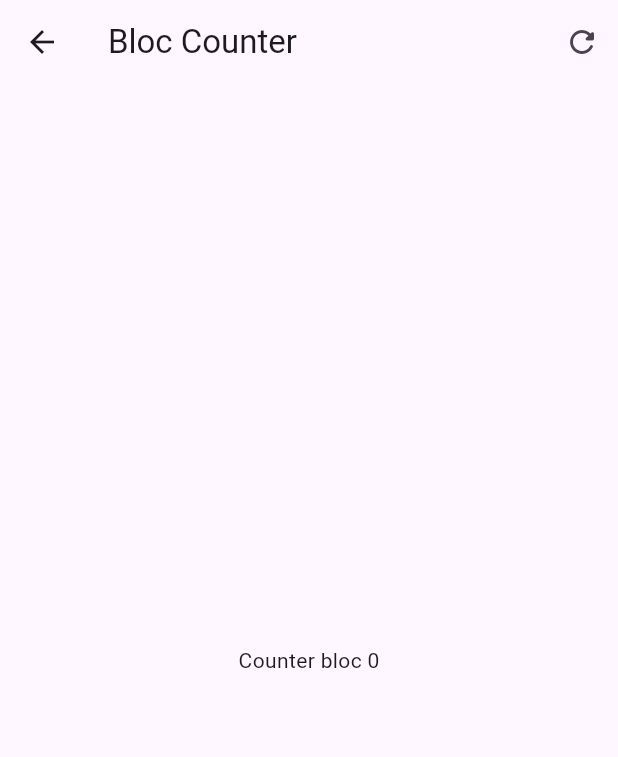
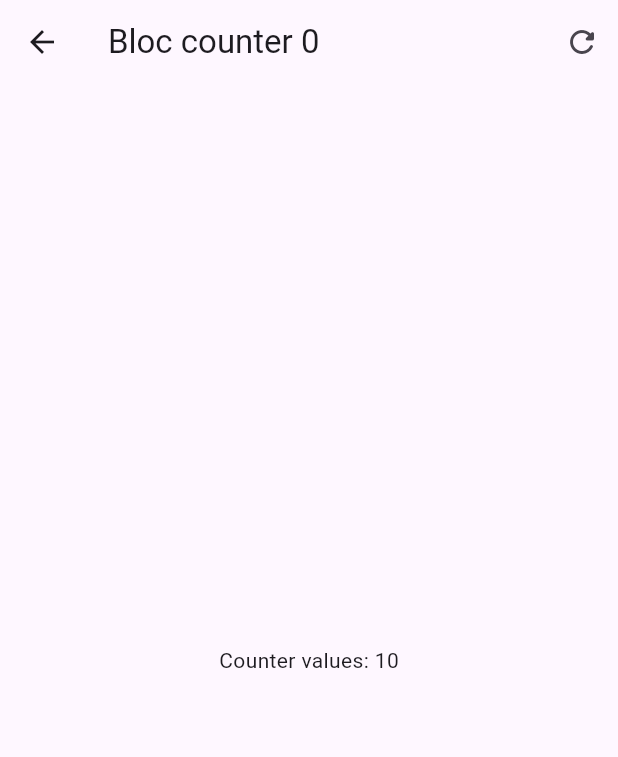
Before and after one commit to patoCode/form_bloc, a Flutter app: the screen it shows after launch, after a tap on "Bloc", on a phone screen of 412 x 824 dp. Shown: the top 757 px of the screen. Run offline on Flutter 3.47's test engine with Material 3 defaults, Android fonts, the phone set to English and light mode, and no system bars; our stand-ins replace equatable, flutter_bloc, go_router.

Commit message:
FLUTTER BLOC terminado

```diff
--- a/lib/presentation/blocs/counter_bloc/counter_bloc.dart
+++ b/lib/presentation/blocs/counter_bloc/counter_bloc.dart
@@ -1,13 +1,9 @@
 import 'package:flutter_bloc/flutter_bloc.dart';
-
 import 'package:equatable/equatable.dart';
-
 part 'counter_event.dart';
-
 part 'counter_state.dart';
 
 // * Controlador de estado
-
 class CounterBloc extends Bloc<CounterEvent, CounterState> {
   CounterBloc() : super(const CounterState()) {
     // * handler o manejador de los eventos
@@ -15,6 +11,8 @@ class CounterBloc extends Bloc<CounterEvent, CounterState> {
     on<CounterIncresed>(_onCounterEncreased);
     // * EXPLICACION => hacer lo de arriba solo funciona cuando la primera funcion enviara los mismos parametros en el mismo orden en el que los recibe a la otra funcion
     // * ["on" enviara los mismos parametros en el mismo orden a la funcion "_onCounterEncrease"]
+
+    on<CounterReset>(_onCounterReset);
   }
 
   void _onCounterEncreased(CounterIncresed event, Emitter<CounterState> emit) {
@@ -22,4 +20,10 @@ class CounterBloc extends Bloc<CounterEvent, CounterState> {
         counter: state.counter + event.values,
         transactionCount: state.transactionCount + 1));
   }
+
+  void _onCounterReset(CounterReset event, Emitter<CounterState> emit) {
+    emit(
+      state.copyWith(counter: 0),
+    );
+  }
 }
--- a/lib/presentation/blocs/counter_bloc/counter_event.dart
+++ b/lib/presentation/blocs/counter_bloc/counter_event.dart
@@ -14,3 +14,5 @@ class CounterIncresed extends CounterEvent {
 
   const CounterIncresed(this.values);
 }
+
+class CounterReset extends CounterEvent {}
--- a/lib/presentation/blocs/counter_bloc/counter_state.dart
+++ b/lib/presentation/blocs/counter_bloc/counter_state.dart
@@ -4,7 +4,6 @@ part of 'counter_bloc.dart';
 
 class CounterState extends Equatable {
   final int counter;
-
   final int transactionCount;
 
   const CounterState({
--- a/lib/presentation/screens/bloc_counter_screen.dart
+++ b/lib/presentation/screens/bloc_counter_screen.dart
@@ -1,22 +1,50 @@
 import 'package:flutter/material.dart';
+import 'package:flutter_bloc/flutter_bloc.dart';
+import 'package:form_bloc/presentation/blocs/counter_bloc/counter_bloc.dart';
 
 class BlocCounterScreen extends StatelessWidget {
   const BlocCounterScreen({super.key});
 
   @override
   Widget build(BuildContext context) {
+    // * BlocProvider => es el widget que permite acceder a los estados del bloc dentro de un screen
+    return BlocProvider(
+      create: (context) => CounterBloc(),
+      child: const BlocCounterView(),
+    );
+  }
+}
+
+class BlocCounterView extends StatelessWidget {
+  const BlocCounterView({
+    super.key,
+  });
+
+  void increaseCounterBy(BuildContext ctx, [int value = 1]) {
+    ctx.read<CounterBloc>().add(CounterIncresed(value));
+  }
+
+  @override
+  Widget build(BuildContext context) {
     return Scaffold(
       appBar: AppBar(
-        title: const Text("Bloc Counter"),
+        title: context.select(
+          (CounterBloc bloc) => Text(
+            "Bloc counter ${bloc.state.transactionCount}",
+          ),
+        ),
         actions: [
           IconButton(
-            onPressed: () {},
+            onPressed: () => context.read<CounterBloc>().add(CounterReset()),
             icon: const Icon(Icons.refresh_rounded),
           )
         ],
       ),
-      body: const Center(
-        child: Text("Counter bloc 0"),
+      body: Center(
+        child: context.select(
+          (CounterBloc counterBloc) =>
+              Text("Counter values: ${counterBloc.state.counter}"),
+        ),
       ),
       floatingActionButton: Column(
         mainAxisAlignment: MainAxisAlignment.end,
@@ -24,7 +52,7 @@ class BlocCounterScreen extends StatelessWidget {
           FloatingActionButton(
             heroTag: '1',
             child: const Text("+3"),
-            onPressed: () => () {},
+            onPressed: () => increaseCounterBy(context, 3),
           ),
           const SizedBox(
             height: 10,
@@ -32,7 +60,7 @@ class BlocCounterScreen extends StatelessWidget {
           FloatingActionButton(
             heroTag: '2',
             child: const Text("+2"),
-            onPressed: () => () {},
+            onPressed: () => increaseCounterBy(context, 2),
           ),
           const SizedBox(
             height: 10,
@@ -40,7 +68,7 @@ class BlocCounterScreen extends StatelessWidget {
           FloatingActionButton(
             heroTag: '3',
             child: const Text("+1"),
-            onPressed: () => () {},
+            onPressed: () => increaseCounterBy(context),
           ),
           const SizedBox(
             height: 10,
```
